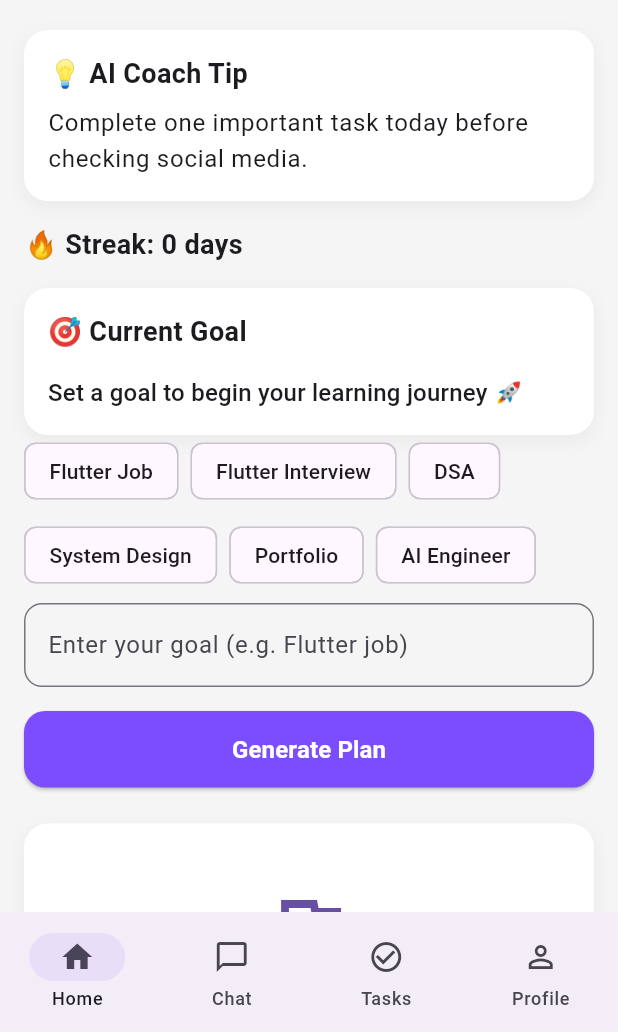
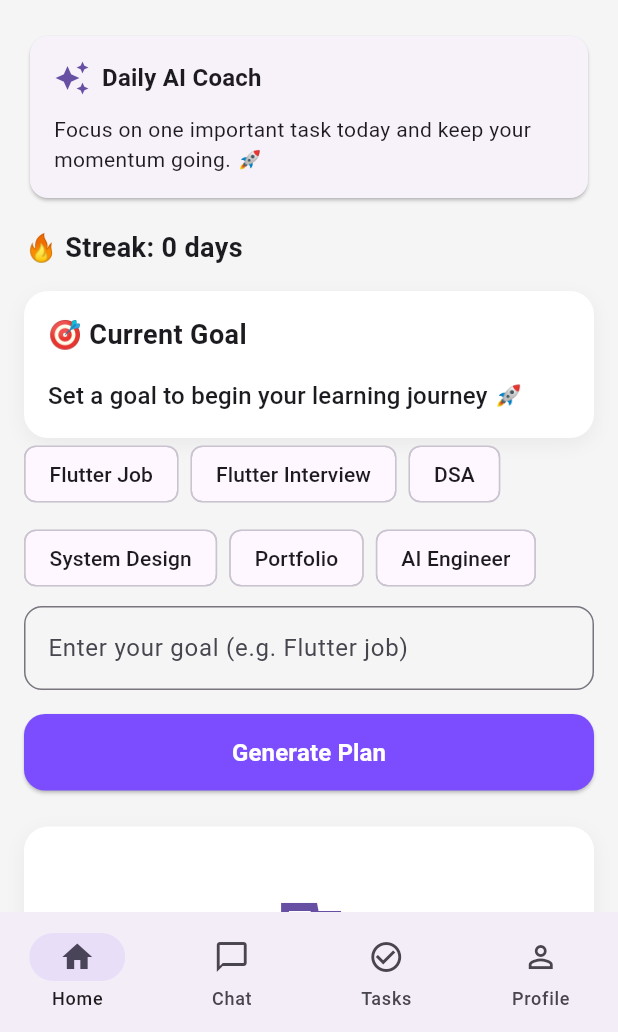
Before and after one commit to Krupa10/levelup-ai-app, a Flutter app: the screen it shows after launch, after a tap on "Generate Plan", on a phone screen of 412 x 824 dp, the part 204-1236 px from its top. Run offline on Flutter 3.47's test engine with Material 3 defaults, Android fonts, the phone set to English and light mode, and no system bars; our stand-ins replace file_picker, flutter_dotenv, flutter_local_notifications, flutter_markdown, google_generative_ai, shared_preferences and 1 more.

Commit message:
implemented daily AI coach with caching, refresh and offline fallback

```diff
--- a/lib/features/dashboard/presentation/home_screen.dart
+++ b/lib/features/dashboard/presentation/home_screen.dart
@@ -9,6 +9,7 @@ import 'package:shared_preferences/shared_preferences.dart';
 import 'package:flutter/services.dart';
 import '../../../core/widgets/custom_app_bar.dart';
 import '../../../services/ai_services.dart';
+import '../../../services/daily_coach_service.dart';
 import '../../../services/goal_chip.dart';
 import '../../../services/notification_service.dart';
 import '../../../core/widgets/custom_button.dart';
@@ -44,6 +45,10 @@ class _HomeScreenState extends State<HomeScreen> {
   String reminderText = "9:00 AM";
   String coachTip =
       "Complete one important task today before checking social media.";
+  String dailyCoachMessage =
+      "Focus on one important task today and keep your momentum going. 🚀";
+
+  bool isLoadingDailyCoach = false;
 
   List<String> goalSuggestions = [
     "Flutter Job",
@@ -126,6 +131,90 @@ class _HomeScreenState extends State<HomeScreen> {
     }
   }
 
+  //load daily coach
+  Future<void> loadDailyCoach() async {
+    // First check if today's coach already exists.
+    final cachedCoach = await DailyCoachService.getCachedDailyCoach();
+
+    if (!mounted) return;
+
+    // Today's coach exists.
+    // Show it immediately and don't call Gemini again.
+    if (cachedCoach != null && cachedCoach.isNotEmpty) {
+      setState(() {
+        dailyCoachMessage = cachedCoach;
+      });
+
+      return;
+    }
+
+    // No goal means there is nothing useful to generate.
+    if (currentGoal.trim().isEmpty) {
+      setState(() {
+        dailyCoachMessage = DailyCoachService.fallbackMessage;
+      });
+
+      return;
+    }
+
+    // Get the previous day's coach.
+    // This will be our temporary/offline fallback.
+    final previousCoach = await DailyCoachService.getLastCachedDailyCoach();
+
+    if (!mounted) return;
+
+    // Show previous coach immediately if available.
+    if (previousCoach != null && previousCoach.isNotEmpty) {
+      setState(() {
+        dailyCoachMessage = previousCoach;
+      });
+    } else {
+      // No previous coach exists.
+      setState(() {
+        dailyCoachMessage = DailyCoachService.fallbackMessage;
+      });
+    }
+
+    // Now try to generate today's fresh coach.
+    setState(() {
+      isLoadingDailyCoach = true;
+    });
+
+    try {
+      final completedTasks = widget.tasks
+          .where((task) => task["done"] == true)
+          .length;
+
+      final totalTasks = widget.tasks.length;
+
+      final message = await DailyCoachService.generateDailyCoach(
+        goal: currentGoal,
+        completedTasks: completedTasks,
+        totalTasks: totalTasks,
+        streak: streak,
+      );
+
+      if (!mounted) return;
+
+      // Gemini succeeded.
+      // Replace previous/fallback message with today's message.
+      setState(() {
+        dailyCoachMessage = message;
+      });
+    } catch (e) {
+      debugPrint("Daily coach error: $e");
+
+      // Gemini failed.
+      // Keep the previous coach or fallback message already displayed.
+    } finally {
+      if (mounted) {
+        setState(() {
+          isLoadingDailyCoach = false;
+        });
+      }
+    }
+  }
+
   // plan generator
   Future<List<Map<String, dynamic>>> generatePlan(String goal) async {
     final generatedTasks = await AIService.generatePlan(goal);
@@ -169,23 +258,16 @@ class _HomeScreenState extends State<HomeScreen> {
   Future<void> saveGoalSuggestions(List<String> suggestions) async {
     final prefs = await SharedPreferences.getInstance();
 
-    await prefs.setStringList(
-      "goal_suggestions",
-      suggestions,
-    );
+    await prefs.setStringList("goal_suggestions", suggestions);
 
-    await prefs.setString(
-      "goal_suggestions_for",
-      currentGoal,
-    );
+    await prefs.setString("goal_suggestions_for", currentGoal);
   }
 
   //load saved goal suggestions
   Future<void> loadSavedGoalSuggestions() async {
     final prefs = await SharedPreferences.getInstance();
 
-    final savedSuggestions =
-    prefs.getStringList("goal_suggestions");
+    final savedSuggestions = prefs.getStringList("goal_suggestions");
 
     if (savedSuggestions == null || savedSuggestions.isEmpty) return;
 
@@ -201,8 +283,7 @@ class _HomeScreenState extends State<HomeScreen> {
     final prefs = await SharedPreferences.getInstance();
 
     final savedGoal = prefs.getString("current_goal") ?? "";
-    final cachedGoal =
-        prefs.getString("goal_suggestions_for") ?? "";
+    final cachedGoal = prefs.getString("goal_suggestions_for") ?? "";
 
     List<String> suggestions = goalSuggestions;
 
@@ -213,8 +294,7 @@ class _HomeScreenState extends State<HomeScreen> {
     setState(() {
       currentGoal = savedGoal;
 
-      if (savedGoal.isNotEmpty &&
-          cachedGoal != savedGoal) {
+      if (savedGoal.isNotEmpty && cachedGoal != savedGoal) {
         loadGoalSuggestions();
       }
     });
@@ -275,9 +355,21 @@ class _HomeScreenState extends State<HomeScreen> {
   @override
   void initState() {
     super.initState();
-    loadStreak();
-    loadSavedGoalSuggestions();
-    loadGoal();
+
+    initializeHome();
+  }
+
+  Future<void> initializeHome() async {
+    await loadStreak();
+
+    await loadGoal();
+
+    // Load today's coach first.
+    // If cached, it can appear immediately.
+    await loadDailyCoach();
+
+    // Load suggestions after the coach.
+    await loadSavedGoalSuggestions();
   }
 
   // UI
@@ -300,7 +392,10 @@ class _HomeScreenState extends State<HomeScreen> {
               const SizedBox(height: 20),
 
               //coach tip
-              CoachTipCard(coachTip: coachTip),
+              CoachTipCard(
+                message: dailyCoachMessage,
+                isLoading: isLoadingDailyCoach,
+              ),
               const SizedBox(height: 16),
 
               // streak
@@ -359,17 +454,25 @@ class _HomeScreenState extends State<HomeScreen> {
                       isGeneratingPlan = true;
                     });
 
-                    currentGoal = goalController.text;
+                    currentGoal = goalController.text.trim();
 
+                    // Generate the new learning plan.
                     final newTasks = await generatePlan(currentGoal);
 
                     widget.onTasksUpdated(newTasks);
 
+                    // The old Daily Coach belongs to the previous plan.
+                    // Clear it so Gemini generates a fresh coach.
+                    await DailyCoachService.clearDailyCoach();
+
+                    // Save the new goal.
+                    await saveGoal();
+
+                    // Generate fresh goal suggestions.
                     await loadGoalSuggestions();
 
-                    await loadCoachTip();
-
-                    await saveGoal();
+                    // Generate a fresh Daily AI Coach for the new plan.
+                    await loadDailyCoach();
 
                     goalController.clear();
 
@@ -415,9 +518,7 @@ class _HomeScreenState extends State<HomeScreen> {
                       //achievement dialog
                       showDialog(
                         context: context,
-                        builder: (_) => AchievementDialog(
-                          streak: streak,
-                        ),
+                        builder: (_) => AchievementDialog(streak: streak),
                       );
                     }
                   });
--- a/lib/features/dashboard/presentation/widgets/coach_tip_card.dart
+++ b/lib/features/dashboard/presentation/widgets/coach_tip_card.dart
@@ -1,26 +1,61 @@
 import 'package:flutter/material.dart';
-import 'package:level_up_ai/core/widgets/modern_card.dart';
-import 'package:level_up_ai/core/widgets/section_title.dart';
-
-import '../../../../core/theme/app_spacing.dart';
 
 class CoachTipCard extends StatelessWidget {
-  final String coachTip;
+  final String message;
+  final bool isLoading;
 
-  const CoachTipCard({super.key, required this.coachTip});
+  const CoachTipCard({
+    super.key,
+    required this.message,
+    this.isLoading = false,
+  });
 
   @override
   Widget build(BuildContext context) {
-    return ModernCard(
-      child: Column(
-        crossAxisAlignment: CrossAxisAlignment.start,
-        children: [
-          const SectionTitle(title: "💡 AI Coach Tip"),
+    return Card(
+      child: Padding(
+        padding: const EdgeInsets.all(16),
+        child: Column(
+          crossAxisAlignment: CrossAxisAlignment.start,
+          children: [
+            Row(
+              children: [
+                Icon(
+                  Icons.auto_awesome,
+                  color: Theme.of(context).colorScheme.primary,
+                ),
 
-          const SizedBox(height: AppSpacing.sm),
+                const SizedBox(width: 8),
 
-          Text(coachTip, style: Theme.of(context).textTheme.bodyLarge),
-        ],
+                Text(
+                  "Daily AI Coach",
+                  style: Theme.of(context).textTheme.titleMedium?.copyWith(
+                    fontWeight: FontWeight.bold,
+                  ),
+                ),
+              ],
+            ),
+
+            const SizedBox(height: 12),
+
+            if (isLoading)
+              const Row(
+                children: [
+                  SizedBox(
+                    width: 18,
+                    height: 18,
+                    child: CircularProgressIndicator(strokeWidth: 2),
+                  ),
+
+                  SizedBox(width: 12),
+
+                  Text("Your coach is preparing today's guidance..."),
+                ],
+              )
+            else
+              Text(message, style: Theme.of(context).textTheme.bodyMedium),
+          ],
+        ),
       ),
     );
   }
--- /dev/null
+++ b/lib/services/daily_coach_service.dart
@@ -0,0 +1,136 @@
+import 'package:flutter/cupertino.dart';
+import 'package:flutter_dotenv/flutter_dotenv.dart';
+import 'package:google_generative_ai/google_generative_ai.dart';
+import 'package:shared_preferences/shared_preferences.dart';
+
+import 'package:level_up_ai/services/memory_service.dart';
+
+class DailyCoachService {
+  static final GenerativeModel _model = GenerativeModel(
+    model: "gemini-2.5-flash",
+    apiKey: dotenv.env["GEMINI_API_KEY"]!,
+  );
+
+  static const String fallbackMessage =
+      "Focus on one important task today and keep your momentum going. 🚀";
+
+  // Save today's AI coach
+  static Future<void> saveDailyCoach(String message) async {
+    final prefs = await SharedPreferences.getInstance();
+
+    await prefs.setString("daily_coach_message", message);
+
+    await prefs.setString("daily_coach_date", DateTime.now().toIso8601String());
+  }
+
+  // Get today's cached coach
+  static Future<String?> getCachedDailyCoach() async {
+    final prefs = await SharedPreferences.getInstance();
+
+    final message = prefs.getString("daily_coach_message");
+    final savedDate = prefs.getString("daily_coach_date");
+
+    if (message == null || savedDate == null) {
+      return null;
+    }
+
+    final savedDateTime = DateTime.tryParse(savedDate);
+
+    if (savedDateTime == null) {
+      return null;
+    }
+
+    final now = DateTime.now();
+
+    final isSameDay =
+        savedDateTime.year == now.year &&
+        savedDateTime.month == now.month &&
+        savedDateTime.day == now.day;
+
+    if (!isSameDay) {
+      return null;
+    }
+
+    return message;
+  }
+
+  // Get the last saved coach, even if it is from a previous day.
+  static Future<String?> getLastCachedDailyCoach() async {
+    final prefs = await SharedPreferences.getInstance();
+
+    return prefs.getString("daily_coach_message");
+  }
+
+  // Clear today's coach when the user creates a new plan.
+  static Future<void> clearDailyCoach() async {
+    final prefs = await SharedPreferences.getInstance();
+
+    await prefs.remove("daily_coach_message");
+    await prefs.remove("daily_coach_date");
+  }
+
+  // Generate a new AI coach message
+  static Future<String> generateDailyCoach({
+    required String goal,
+    required int completedTasks,
+    required int totalTasks,
+    required int streak,
+  }) async {
+    final memory = await MemoryService.getMemory();
+
+    final pendingTasks = totalTasks - completedTasks;
+
+    final prompt =
+        '''
+You are an intelligent and supportive career coach.
+
+Your job is to give the user a short personalized daily coaching message.
+
+User's current goal:
+$goal
+
+Today's progress:
+Completed tasks: $completedTasks
+Total tasks: $totalTasks
+Pending tasks: $pendingTasks
+
+Current streak:
+$streak days
+
+Long-term AI memory:
+${memory.isEmpty ? "No long-term memory yet." : memory}
+
+Instructions:
+- Give practical and personalized advice.
+- Focus on what the user should prioritize today.
+- Do not invent tasks that are not provided.
+- Do not mention that you are an AI.
+- Do not repeat the user's goal unnecessarily.
+- Keep the response between 40 and 70 words.
+- Use a warm, motivating but professional tone.
+- Mention the user's progress when relevant.
+- End with a short motivating sentence.
+''';
+
+    try {
+      final response = await _model.generateContent([Content.text(prompt)]);
+
+      final message = response.text?.trim();
+
+      if (message == null || message.isEmpty) {
+        throw Exception("Empty AI response");
+      }
+
+      // Only save when Gemini successfully generated a real response.
+      await saveDailyCoach(message);
+
+      return message;
+    } catch (e) {
+      debugPrint("Daily coach generation error: $e");
+
+      // Let HomeScreen decide whether to use previous cache
+      // or the default fallback message.
+      rethrow;
+    }
+  }
+}
```
